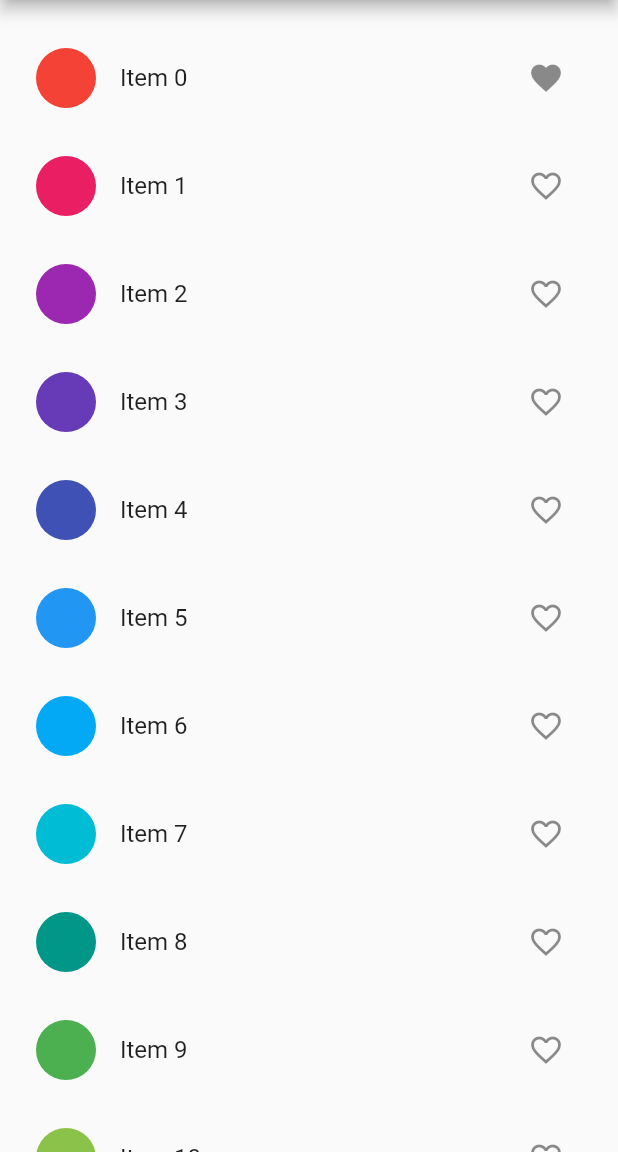
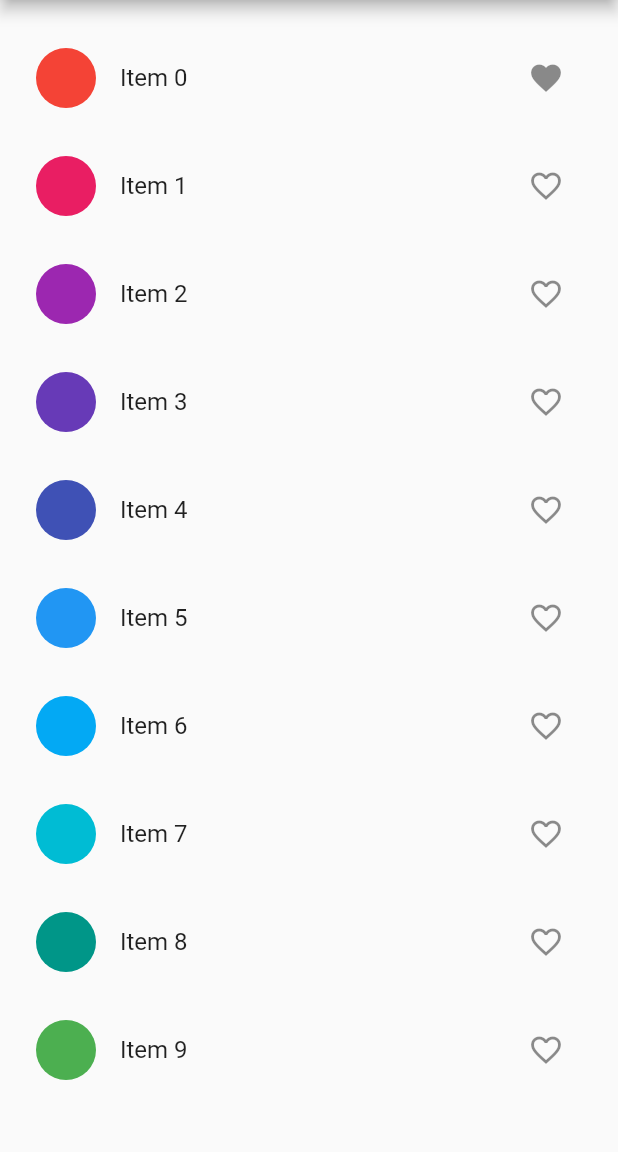
Before and after one commit to marikrg/demo_mobx, a Flutter app: the ProductsPage screen opened by its route, after a tap on the "favorite outline" icon, on a phone screen of 412 x 824 dp, the part 84-1236 px from its top. Run offline on Flutter 3.47's test engine with Material 2 defaults, Android fonts, the phone set to English and light mode, and no system bars; our stand-ins replace get_it.

Commit message:
Add controller to manage products

```diff
--- /dev/null
+++ b/lib/controller/products_controller.dart
@@ -0,0 +1,8 @@
+import 'package:demo_mobx/model/product.dart';
+
+class ProductsController {
+  List<Product> productList =
+      List<Product>.generate(10, (i) => Product(i, 'Item $i'));
+
+  List<int> favoritesList = [];
+}
--- a/lib/main.dart
+++ b/lib/main.dart
@@ -2,12 +2,15 @@
 // Use of this source code is governed by a BSD-style license that can be
 // found in the LICENSE file.
 
+import 'package:demo_mobx/controller/products_controller.dart';
 import 'package:demo_mobx/views/favorites_page.dart';
 import 'package:demo_mobx/views/products_page.dart';
 import 'package:flutter/material.dart';
+import 'package:get_it/get_it.dart';
 
 void main() {
   runApp(TestingApp());
+  GetIt.instance.registerSingleton<ProductsController>(ProductsController());
 }
 
 class TestingApp extends StatelessWidget {
--- a/lib/model/favorites.dart
+++ /dev/null
@@ -1,20 +0,0 @@
-class Favorites {
-  static Favorites _instance;
-  factory Favorites() {
-    _instance ??= Favorites._internalConstructor();
-    return _instance;
-  }
-  Favorites._internalConstructor();
-
-  final List<int> _favoriteItems = [];
-
-  List<int> get items => _favoriteItems;
-
-  void add(int itemNo) {
-    _favoriteItems.add(itemNo);
-  }
-
-  void remove(int itemNo) {
-    _favoriteItems.remove(itemNo);
-  }
-}
--- /dev/null
+++ b/lib/model/product.dart
@@ -0,0 +1,7 @@
+class Product {
+  int itemNo;
+  String name;
+  bool favorite;
+
+  Product(this.itemNo, this.name);
+}
--- a/lib/views/favorites_page.dart
+++ b/lib/views/favorites_page.dart
@@ -1,16 +1,17 @@
-import 'package:demo_mobx/model/favorites.dart';
+import 'package:demo_mobx/controller/products_controller.dart';
 import 'package:demo_mobx/views/favorites_item_widget.dart';
 import 'package:flutter/material.dart';
+import 'package:get_it/get_it.dart';
 
 class FavoritesPage extends StatefulWidget {
-  static String routeName = '/favorites_page';
+  static String routeName = '/favorites';
 
   @override
   _FavoritesPageState createState() => _FavoritesPageState();
 }
 
 class _FavoritesPageState extends State<FavoritesPage> {
-  Favorites _favorites = Favorites();
+  var _favorites = GetIt.instance<ProductsController>().favoritesList;
 
   void _removeItem(int itemNo) {
     _favorites.remove(itemNo);
@@ -23,12 +24,12 @@ class _FavoritesPageState extends State<FavoritesPage> {
       appBar: AppBar(
         title: Text('Favorites'),
       ),
-      body: _favorites.items.isNotEmpty
+      body: _favorites.isNotEmpty
           ? ListView.builder(
-              itemCount: _favorites.items.length,
+              itemCount: _favorites.length,
               padding: const EdgeInsets.symmetric(vertical: 16),
               itemBuilder: (context, index) =>
-                  FavoriteItemWidget(_favorites.items[index], _removeItem),
+                  FavoriteItemWidget(_favorites[index], _removeItem),
             )
           : Center(
               child: Text('No favorites added.'),
--- a/lib/views/product_item_widget.dart
+++ b/lib/views/product_item_widget.dart
@@ -1,22 +1,24 @@
-import 'package:demo_mobx/model/favorites.dart';
+import 'package:demo_mobx/controller/products_controller.dart';
+import 'package:demo_mobx/model/product.dart';
 import 'package:flutter/material.dart';
+import 'package:get_it/get_it.dart';
 
 class ProductItemWidget extends StatefulWidget {
-  final itemNo;
+  final Product product;
 
-  const ProductItemWidget({Key key, this.itemNo}) : super(key: key);
+  const ProductItemWidget({Key key, this.product}) : super(key: key);
 
   @override
   _ProductItemWidgetState createState() => _ProductItemWidgetState();
 }
 
 class _ProductItemWidgetState extends State<ProductItemWidget> {
-  var favoritesList = Favorites();
+  var favoritesList = GetIt.instance<ProductsController>().favoritesList;
 
   void _toggleFavorite() {
-    !favoritesList.items.contains(widget.itemNo)
-        ? favoritesList.add(widget.itemNo)
-        : favoritesList.remove(widget.itemNo);
+    !favoritesList.contains(widget.product.itemNo)
+        ? favoritesList.add(widget.product.itemNo)
+        : favoritesList.remove(widget.product.itemNo);
 
     setState(() {});
   }
@@ -28,15 +30,15 @@ class _ProductItemWidgetState extends State<ProductItemWidget> {
       child: ListTile(
         leading: CircleAvatar(
           backgroundColor:
-              Colors.primaries[widget.itemNo % Colors.primaries.length],
+              Colors.primaries[widget.product.itemNo % Colors.primaries.length],
         ),
         title: Text(
-          'Item ${widget.itemNo}',
-          key: Key('text_${widget.itemNo}'),
+          'Item ${widget.product.itemNo}',
+          key: Key('text_${widget.product.itemNo}'),
         ),
         trailing: IconButton(
-            key: Key('icon_${widget.itemNo}'),
-            icon: favoritesList.items.contains(widget.itemNo)
+            key: Key('icon_${widget.product.itemNo}'),
+            icon: favoritesList.contains(widget.product.itemNo)
                 ? Icon(Icons.favorite)
                 : Icon(Icons.favorite_border),
             onPressed: _toggleFavorite),
--- a/lib/views/products_page.dart
+++ b/lib/views/products_page.dart
@@ -2,9 +2,11 @@
 // Use of this source code is governed by a BSD-style license that can be
 // found in the LICENSE file.
 
+import 'package:demo_mobx/controller/products_controller.dart';
 import 'package:demo_mobx/views/favorites_page.dart';
 import 'package:demo_mobx/views/product_item_widget.dart';
 import 'package:flutter/material.dart';
+import 'package:get_it/get_it.dart';
 
 class ProductsPage extends StatefulWidget {
   static String routeName = '/products';
@@ -16,6 +18,7 @@ class ProductsPage extends StatefulWidget {
 class _ProductsPageState extends State<ProductsPage> {
   @override
   Widget build(BuildContext context) {
+    var productController = GetIt.instance<ProductsController>();
     return Scaffold(
       appBar: AppBar(
         title: Text('MobX Sample'),
@@ -32,11 +35,12 @@ class _ProductsPageState extends State<ProductsPage> {
         ],
       ),
       body: ListView.builder(
-        itemCount: 25,
+        itemCount: productController.productList.length,
         cacheExtent: 20.0,
         controller: ScrollController(),
         padding: const EdgeInsets.symmetric(vertical: 16),
-        itemBuilder: (context, index) => ProductItemWidget(itemNo: index),
+        itemBuilder: (context, index) =>
+            ProductItemWidget(product: productController.productList[index]),
       ),
     );
   }
--- a/pubspec.yaml
+++ b/pubspec.yaml
@@ -24,10 +24,10 @@ dependencies:
   flutter:
     sdk: flutter
 
-
   # The following adds the Cupertino Icons font to your application.
   # Use with the CupertinoIcons class for iOS style icons.
   cupertino_icons: ^1.0.2
+  get_it: ^7.1.3
 
 dev_dependencies:
   flutter_test:
@@ -43,6 +43,7 @@ flutter:
   # included with your application, so that you can use the icons in
   # the material Icons class.
   uses-material-design: true
+
 
   # To add assets to your application, add an assets section, like this:
   # assets:
```
Also changed, not shown: pubspec.lock.
